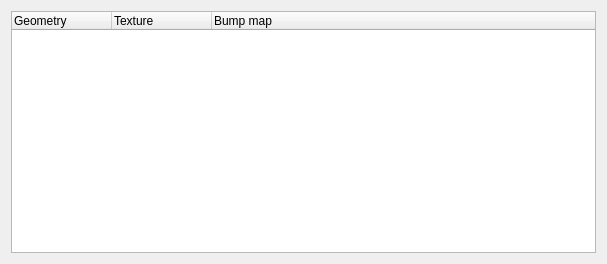
First picture: the form in src/wte/ui/SkinEditDialog.ui, repository spiricn/Wt, before the edit.
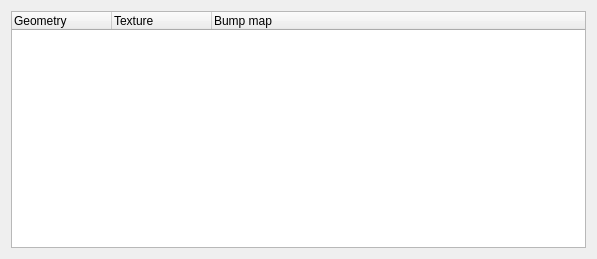
Second picture: the form after the edit.

```diff
--- a/src/wte/ui/SkinEditDialog.ui
+++ b/src/wte/ui/SkinEditDialog.ui
@@ -6,8 +6,8 @@
    <rect>
     <x>0</x>
     <y>0</y>
-    <width>607</width>
-    <height>264</height>
+    <width>597</width>
+    <height>259</height>
    </rect>
   </property>
   <property name="windowTitle">
```
